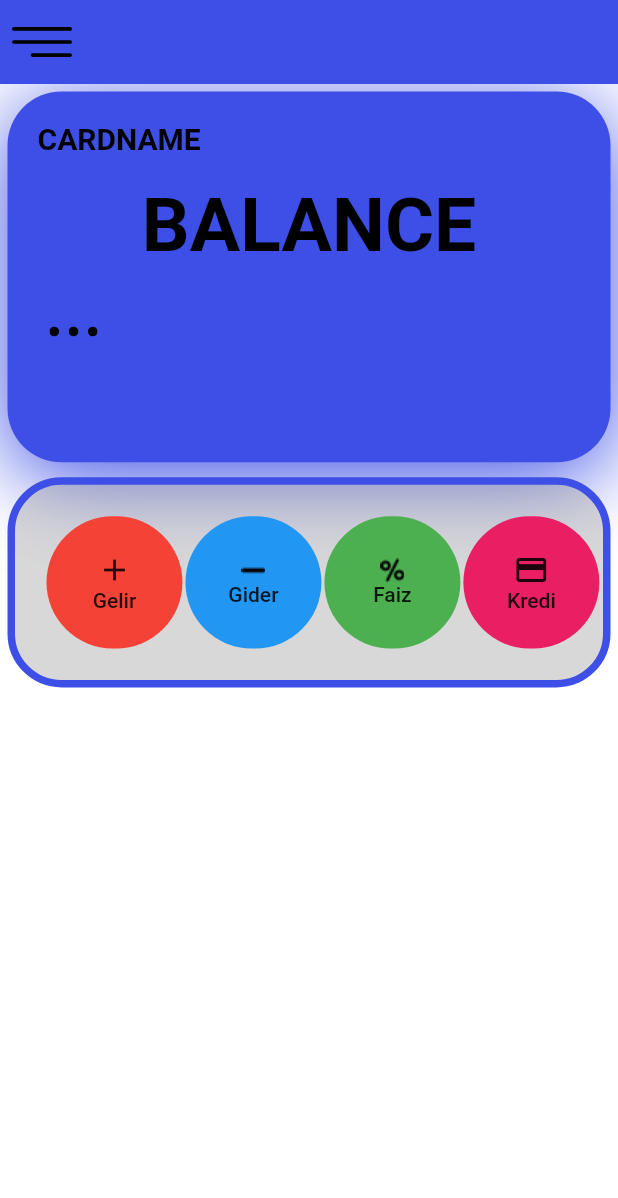
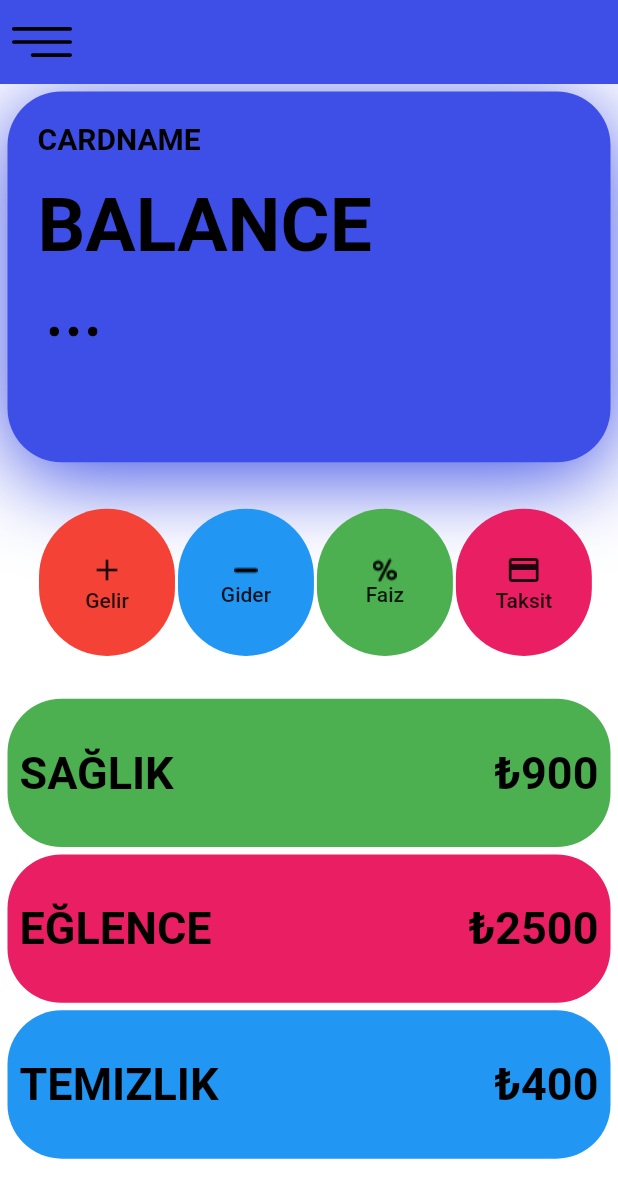
Before and after one commit to notCan/bilgisayaruygulamalari, a Flutter app: the screen it shows after launch, on a phone screen of 412 x 824 dp. Shown: the top 1198 px of the screen. Run offline on Flutter 3.47's test engine with Material 2 defaults, Android fonts, the light colour scheme and no system bars; our stand-ins replace flutter_svg.

Commit message:
v0.0.006 -complete mainpage template

```diff
--- a/lib/screen/home/components/mainPage.dart
+++ b/lib/screen/home/components/mainPage.dart
@@ -14,15 +14,160 @@ class MainPage extends StatelessWidget {
           //!Card Container
           WalletCard(),
           //!Fast Button
+          FastButtons(),
           Container(
+            height: size.height * 0.384,
+            width: size.width * 1,
+            margin: EdgeInsets.symmetric(horizontal: 5.0),
+            child: SingleChildScrollView(
+              scrollDirection: Axis.vertical,
+              child: Column(
+                children: [
+                  Container(
+                    decoration: BoxDecoration(
+                      borderRadius: BorderRadius.all(Radius.circular(36)),
+                      color: Colors.green,
+                    ),
+                    margin: EdgeInsets.symmetric(vertical: 2.5),
+                    height: size.height * 0.12,
+                    child: Row(
+                      children: [
+                        //!Product Type
+                        Padding(
+                          padding: const EdgeInsets.all(8.0),
+                          child: Container(
+                            alignment: Alignment.centerLeft,
+                            child: Text(
+                              "Sağlık".toUpperCase(),
+                              style: TextStyle(
+                                fontWeight: FontWeight.bold,
+                                fontSize: 30,
+                              ),
+                            ),
+                          ),
+                        ),
+                        Spacer(),
+                        //!Product Price
+                        Padding(
+                          padding: const EdgeInsets.all(8.0),
+                          child: Container(
+                            alignment: Alignment.centerRight,
+                            child: Text(
+                              "₺900".toUpperCase(),
+                              style: TextStyle(
+                                fontWeight: FontWeight.bold,
+                                fontSize: 30,
+                              ),
+                            ),
+                          ),
+                        ),
+                      ],
+                    ),
+                  ),
+                  Container(
+                    decoration: BoxDecoration(
+                      borderRadius: BorderRadius.all(Radius.circular(36)),
+                      color: Colors.pink,
+                    ),
+                    margin: EdgeInsets.symmetric(vertical: 2.5),
+                    height: size.height * 0.12,
+                    child: Row(
+                      children: [
+                        //!Product Type
+                        Padding(
+                          padding: const EdgeInsets.all(8.0),
+                          child: Container(
+                            alignment: Alignment.centerLeft,
+                            child: Text(
+                              "Eğlence".toUpperCase(),
+                              style: TextStyle(
+                                fontWeight: FontWeight.bold,
+                                fontSize: 30,
+                              ),
+                            ),
+                          ),
+                        ),
+                        Spacer(),
+                        //!Product Price
+                        Padding(
+                          padding: const EdgeInsets.all(8.0),
+                          child: Container(
+                            alignment: Alignment.centerRight,
+                            child: Text(
+                              "₺2500".toUpperCase(),
+                              style: TextStyle(
+                                fontWeight: FontWeight.bold,
+                                fontSize: 30,
+                              ),
+                            ),
+                          ),
+                        ),
+                      ],
+                    ),
+                  ),
+                  Container(
+                    decoration: BoxDecoration(
+                      borderRadius: BorderRadius.all(Radius.circular(36)),
+                      color: Colors.blue,
+                    ),
+                    margin: EdgeInsets.symmetric(vertical: 2.5),
+                    height: size.height * 0.12,
+                    child: Row(
+                      children: [
+                        //!Product Type
+                        Padding(
+                          padding: const EdgeInsets.all(8.0),
+                          child: Container(
+                            alignment: Alignment.centerLeft,
+                            child: Text(
+                              "Temizlik".toUpperCase(),
+                              style: TextStyle(
+                                fontWeight: FontWeight.bold,
+                                fontSize: 30,
+                              ),
+                            ),
+                          ),
+                        ),
+                        Spacer(),
+                        //!Product Price
+                        Padding(
+                          padding: const EdgeInsets.all(8.0),
+                          child: Container(
+                            alignment: Alignment.centerRight,
+                            child: Text(
+                              "₺400".toUpperCase(),
+                              style: TextStyle(
+                                fontWeight: FontWeight.bold,
+                                fontSize: 30,
+                              ),
+                            ),
+                          ),
+                        ),
+                      ],
+                    ),
+                  ),
+                ],
+              ),
+            ),
+          ),
+        ],
+      ),
+    );
+  }
+}
+
+class FastButtons extends StatelessWidget {
+  const FastButtons({
+    Key key,
+  }) : super(key: key);
+
+  @override
+  Widget build(BuildContext context) {
+    Size size = MediaQuery.of(context).size;
+    return Container(
         height: size.height * 0.17,
         width: size.width * 1,
         margin: EdgeInsets.symmetric(vertical: 5.0, horizontal: 5.0),
-              decoration: BoxDecoration(
-                color: Colors.grey.withOpacity(0.4),
-                border: Border.all(color: mPrimaryColor, width: 5),
-                borderRadius: BorderRadius.all(Radius.circular(36)),
-              ),
         child: SingleChildScrollView(
           scrollDirection: Axis.horizontal,
           padding: EdgeInsets.all(mDefPadding),
@@ -124,7 +269,7 @@ class MainPage extends StatelessWidget {
                       child: Column(
                         children: <Widget>[
                           Icon(Icons.credit_card),
-                                Text("Kredi"),
+                          Text("Taksit"),
                         ],
                       ),
                       onPressed: () {},
@@ -134,10 +279,7 @@ class MainPage extends StatelessWidget {
               )
             ],
           ),
-              ))
-        ],
-      ),
-    );
+        ));
   }
 }
 
@@ -184,7 +326,7 @@ class WalletCard extends StatelessWidget {
                 Container(
                   margin: EdgeInsets.symmetric(vertical: 17.0),
                   child: Align(
-                      alignment: Alignment.center,
+                      alignment: Alignment.centerLeft,
                       child: Text(
                         "Balance".toUpperCase(),
                         style: TextStyle(
```
Lines whose indentation alone changed are shown as unchanged.
